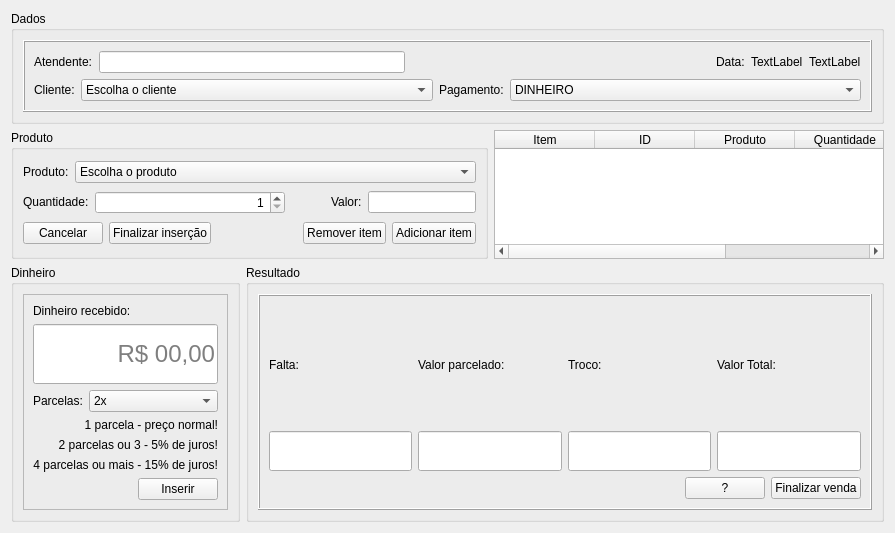
Above: view/venda_pg.ui from Gusrrocha/Sistema-para-livraria before the change. Below: the same form after it.
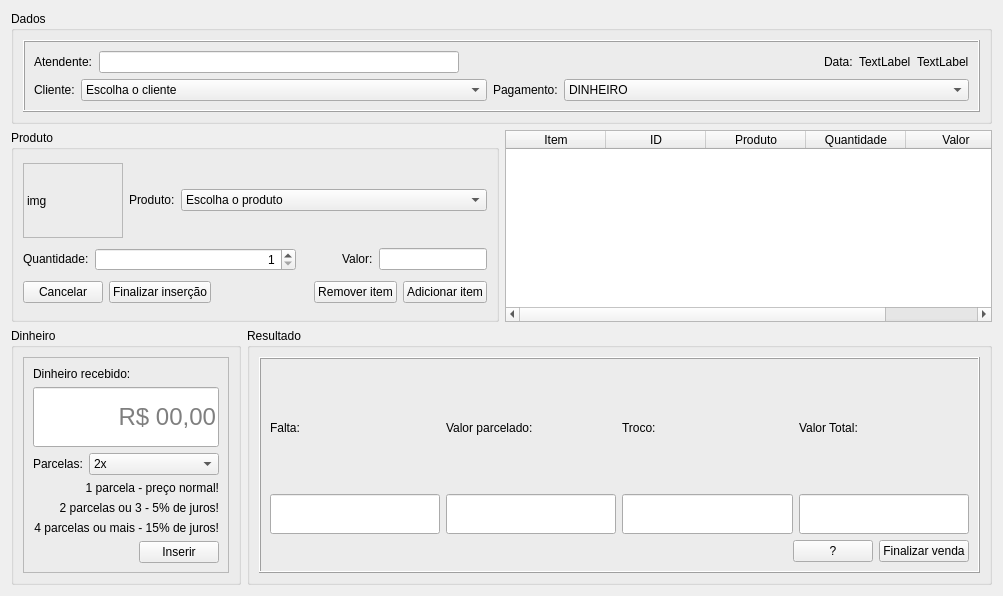
That is the form after the change.

```diff
--- a/view/venda_pg.ui
+++ b/view/venda_pg.ui
@@ -6,8 +6,8 @@
    <rect>
     <x>0</x>
     <y>0</y>
-    <width>895</width>
-    <height>533</height>
+    <width>1003</width>
+    <height>596</height>
    </rect>
   </property>
   <property name="windowTitle">
@@ -158,6 +158,37 @@
          <layout class="QVBoxLayout" name="verticalLayout_3">
           <item>
            <layout class="QHBoxLayout" name="horizontalLayout_5">
+            <item>
+             <widget class="QLabel" name="img_produto">
+              <property name="sizePolicy">
+               <sizepolicy hsizetype="Fixed" vsizetype="Fixed">
+                <horstretch>0</horstretch>
+                <verstretch>0</verstretch>
+               </sizepolicy>
+              </property>
+              <property name="minimumSize">
+               <size>
+                <width>100</width>
+                <height>75</height>
+               </size>
+              </property>
+              <property name="maximumSize">
+               <size>
+                <width>16777215</width>
+                <height>16777215</height>
+               </size>
+              </property>
+              <property name="frameShape">
+               <enum>QFrame::StyledPanel</enum>
+              </property>
+              <property name="text">
+               <string>img</string>
+              </property>
+              <property name="scaledContents">
+               <bool>true</bool>
+              </property>
+             </widget>
+            </item>
             <item>
              <widget class="QLabel" name="label_5">
               <property name="sizePolicy">
```
